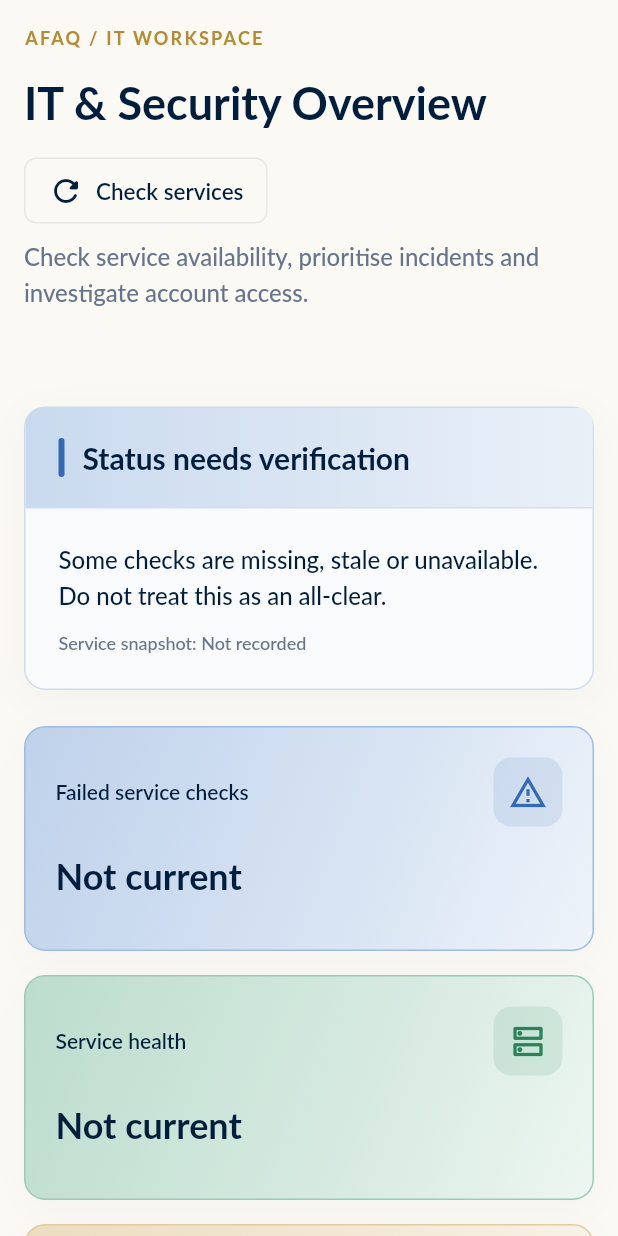
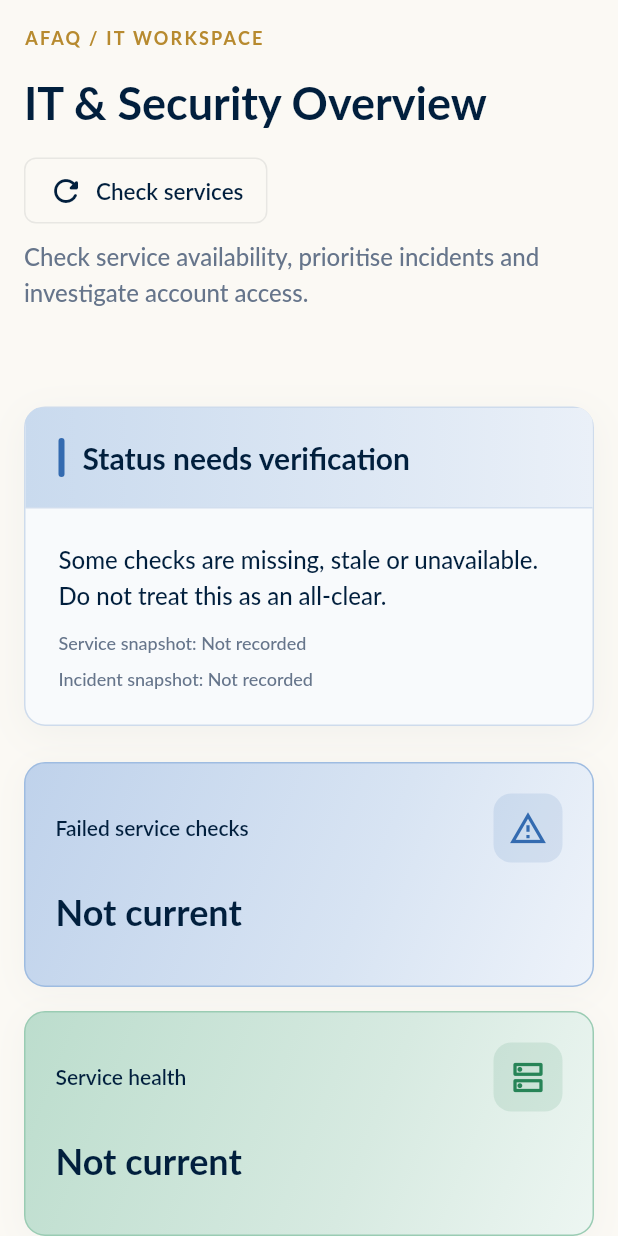
Before and after one commit to jemsi-442/madrasa, a Flutter app: the PlatformItDashboard widget shown alone on an empty page, opened directly with empty values, on a phone screen of 412 x 824 dp. Run offline on Flutter 3.47's test engine with Material 3 defaults, Android fonts, the phone set to English and light mode, and no system bars; our stand-ins replace font_awesome_flutter, video_player, web, webview_flutter; missing offline and left inert: dart:js_interop, dart:ui_web, pdfrx.

Commit message:
Show incomplete service coverage and separate overview snapshot times

```diff
--- a/frontend/lib/src/platform_it_dashboard.dart
+++ b/frontend/lib/src/platform_it_dashboard.dart
@@ -117,6 +117,10 @@ class _PlatformItDashboardState extends State<PlatformItDashboard> {
           !age.isNegative &&
           age < const Duration(seconds: 60);
       final available = checks.where((c) => c['status'] == 'available').length;
+      final missing = [
+        'database',
+        'redis',
+      ].where((name) => !checks.any((check) => check['name'] == name)).toList();
       final failed = checks.where((c) => c['status'] != 'available').toList();
       final incidents = widget.snapshot?['incidents'];
       final incidentChecked = DateTime.tryParse(
@@ -142,7 +146,7 @@ class _PlatformItDashboardState extends State<PlatformItDashboard> {
       final incidentsReady = error == null && incidentFresh && validCounts;
       final needsAction =
           (fresh && failed.isNotEmpty) || (incidentsReady && openCount > 0);
-      final statusKnown = fresh && checks.length == 2 && incidentsReady;
+      final statusKnown = fresh && missing.isEmpty && incidentsReady;
       final operations = Column(
         crossAxisAlignment: CrossAxisAlignment.stretch,
         children: [
@@ -153,10 +157,12 @@ class _PlatformItDashboardState extends State<PlatformItDashboard> {
             title: 'Needs attention',
             child: Column(
               children: [
-                if (!fresh || checks.isEmpty)
+                if (!fresh || missing.isNotEmpty)
                   task(
                     'Check current service status',
-                    'The latest service state is not verified.',
+                    fresh && missing.isNotEmpty
+                        ? 'Missing checks: ${missing.map((name) => name == 'database' ? 'Database' : 'Redis').join(', ')}.'
+                        : 'The latest service state is not verified.',
                     Icons.schedule,
                     onHealth,
                   ),
@@ -169,7 +175,7 @@ class _PlatformItDashboardState extends State<PlatformItDashboard> {
                     Icons.warning_amber_outlined,
                     onHealth,
                   ),
-                if (fresh && checks.isNotEmpty && failed.isEmpty)
+                if (fresh && missing.isEmpty && failed.isEmpty)
                   const Padding(
                     padding: EdgeInsets.only(bottom: 12),
                     child: Text(
@@ -411,15 +417,17 @@ class _PlatformItDashboardState extends State<PlatformItDashboard> {
       final metrics = [
         (
           'Failed service checks',
-          checks.isEmpty || !fresh ? 'Not current' : '${failed.length}',
+          checks.isEmpty || !fresh
+              ? 'Not current'
+              : missing.isNotEmpty
+              ? 'Incomplete'
+              : '${failed.length}',
           Icons.report_problem_outlined,
           const Color(0xff346bb0),
         ),
         (
           'Service health',
-          checks.isEmpty || !fresh
-              ? 'Not current'
-              : '$available / ${checks.length}',
+          checks.isEmpty || !fresh ? 'Not current' : '$available / 2',
           Icons.dns_outlined,
           const Color(0xff278457),
         ),
@@ -525,6 +533,14 @@ class _PlatformItDashboardState extends State<PlatformItDashboard> {
                       fontSize: 12,
                     ),
                   ),
+                  const SizedBox(height: 6),
+                  Text(
+                    'Incident snapshot: ${itTimestamp(incidents is Map ? incidents['checkedAt'] : null)}',
+                    style: const TextStyle(
+                      color: AfaqDesign.muted,
+                      fontSize: 12,
+                    ),
+                  ),
                 ],
               ),
             ),
```
Also changed, not shown: 1 other file.
